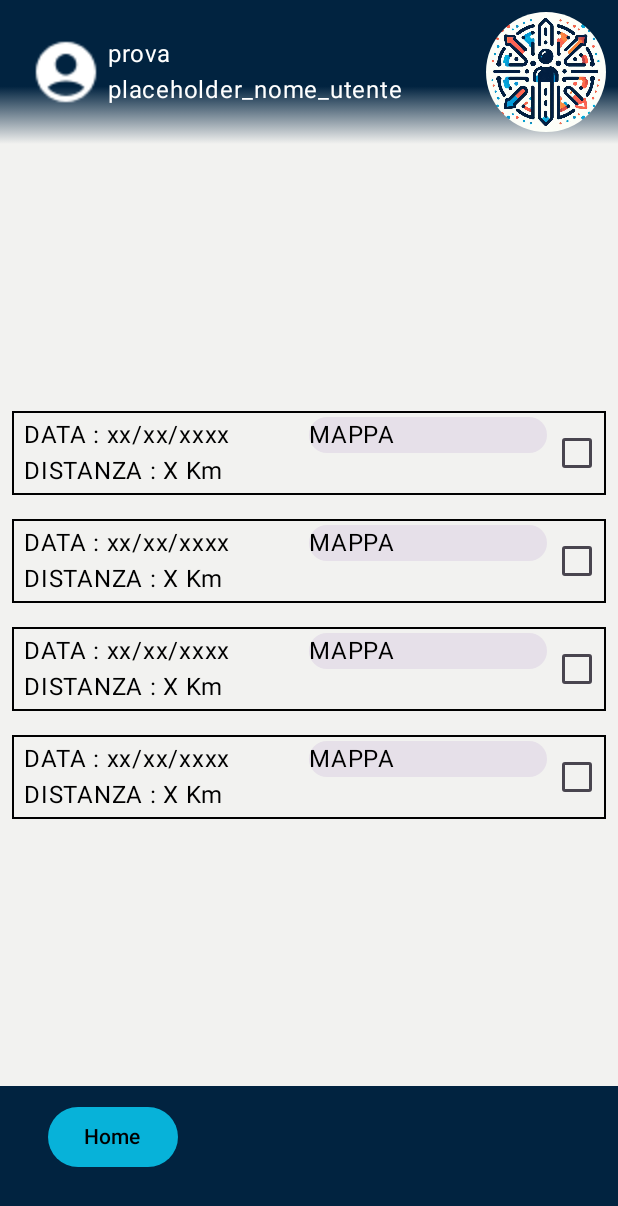
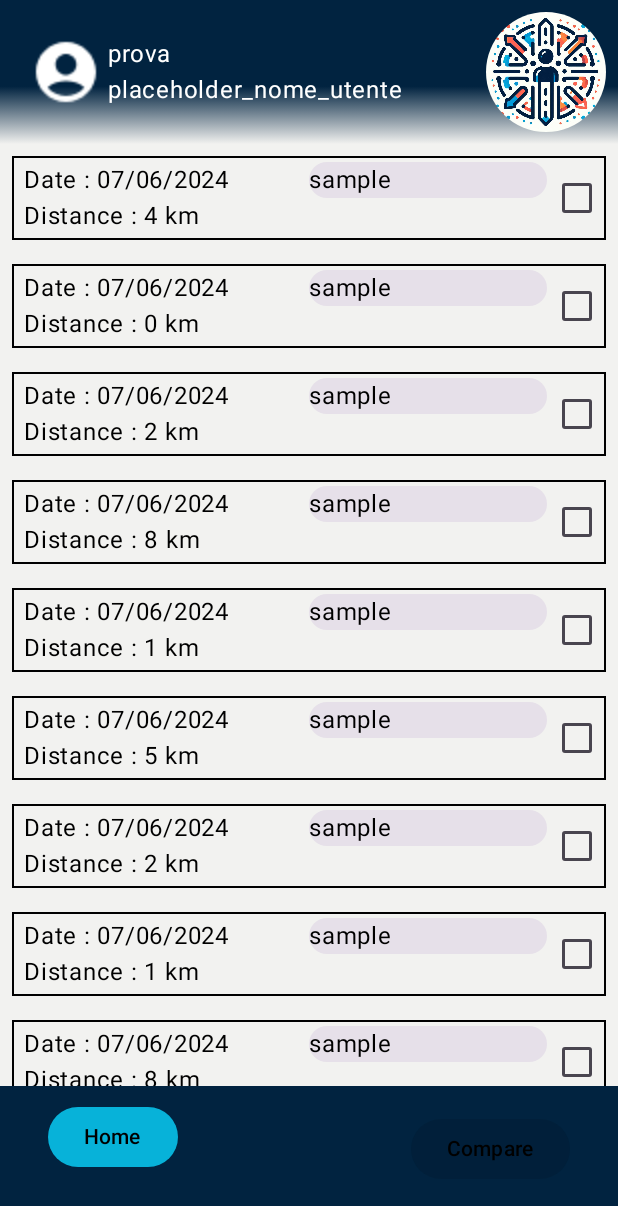
Before and after one commit to Luca-Bartoletti/ProgMob_23_24, an Android app built with Jetpack Compose: the HistoryScreen screen opened through its navigation route, on a phone screen of 412 x 824 dp. Shown: the top 1206 px of the screen. Run offline under Robolectric (Android 15) with nearby library versions, the light colour scheme and no system bars.

Commit message:
implementato primo View Model per lo storico dei percorsi con mockup relativo della schermata

```diff
--- a/app/src/main/AndroidManifest.xml
+++ b/app/src/main/AndroidManifest.xml
@@ -15,7 +15,6 @@
         <activity
             android:name=".MainActivity"
             android:exported="true"
-            android:label="@string/app_name"
             android:theme="@style/Theme.BetterPath">
             <intent-filter>
                 <action android:name="android.intent.action.MAIN" />
--- a/app/src/main/java/com/example/betterpath/MainActivity.kt
+++ b/app/src/main/java/com/example/betterpath/MainActivity.kt
@@ -1,30 +1,29 @@
 package com.example.betterpath
 
+import android.annotation.SuppressLint
+import android.content.pm.ActivityInfo
 import android.os.Bundle
 import androidx.activity.ComponentActivity
 import androidx.activity.compose.setContent
 import androidx.activity.enableEdgeToEdge
+import androidx.activity.viewModels
 import androidx.compose.runtime.Composable
 import androidx.compose.ui.tooling.preview.Preview
 import com.example.betterpath.composables.AppNavigation
 import com.example.betterpath.ui.theme.BetterPathTheme
+import com.example.betterpath.viewModel.HistoryViewModel
 
 class MainActivity : ComponentActivity() {
+    @SuppressLint("SourceLockedOrientationActivity")
     override fun onCreate(savedInstanceState: Bundle?) {
         super.onCreate(savedInstanceState)
         enableEdgeToEdge()
         setContent {
+            this.requestedOrientation = ActivityInfo.SCREEN_ORIENTATION_PORTRAIT
             BetterPathTheme(darkTheme = false) {
-                    AppNavigation()
+                val historyViewModel : HistoryViewModel by viewModels()
+                    AppNavigation(historyViewModel)
             }
         }
     }
 }
-
-@Preview(showBackground = true)
-@Composable
-fun GreetingPreview() {
-    BetterPathTheme {
-        AppNavigation()
-    }
-}
--- a/app/src/main/java/com/example/betterpath/composables/AppNavigation.kt
+++ b/app/src/main/java/com/example/betterpath/composables/AppNavigation.kt
@@ -6,9 +6,10 @@ import androidx.navigation.compose.NavHost
 import androidx.navigation.compose.composable
 import androidx.navigation.compose.navigation
 import androidx.navigation.compose.rememberNavController
+import com.example.betterpath.viewModel.HistoryViewModel
 
 @Composable
-fun AppNavigation(){
+fun AppNavigation(historyModelView: HistoryViewModel){
     val navController  = rememberNavController()
 
     NavHost(navController = navController, startDestination = "loginRoute"){
@@ -16,8 +17,8 @@ fun AppNavigation(){
             composable("loginScreen") {LoginScreen(navController)}
         }
         navigation(startDestination = "mainScreen", route = "mainRoute") {
-            composable("mainScreen") {HomeScreen(navController)}
-            composable("historyScreen") {HistoryScreen(navController)}
+            composable("mainScreen") {HomeScreen(navController, historyModelView)}
+            composable("historyScreen") {HistoryScreen(navController, historyModelView)}
         }
     }
 }
--- a/app/src/main/java/com/example/betterpath/composables/Footer.kt
+++ b/app/src/main/java/com/example/betterpath/composables/Footer.kt
@@ -2,14 +2,12 @@ package com.example.betterpath.composables
 
 import android.content.Context
 import androidx.compose.foundation.background
-import androidx.compose.foundation.border
 import androidx.compose.foundation.layout.Arrangement
 import androidx.compose.foundation.layout.Column
 import androidx.compose.foundation.layout.Row
 import androidx.compose.foundation.layout.fillMaxWidth
 import androidx.compose.foundation.layout.height
 import androidx.compose.foundation.layout.padding
-import androidx.compose.foundation.shape.RoundedCornerShape
 import androidx.compose.material3.Button
 import androidx.compose.material3.ButtonDefaults
 import androidx.compose.material3.MaterialTheme
@@ -18,22 +16,25 @@ import androidx.compose.runtime.Composable
 import androidx.compose.ui.Alignment
 import androidx.compose.ui.Modifier
 import androidx.compose.ui.graphics.Brush
-import androidx.compose.ui.graphics.Color
 import androidx.compose.ui.platform.LocalContext
+import androidx.compose.ui.res.stringResource
 import androidx.compose.ui.tooling.preview.Preview
 import androidx.compose.ui.unit.dp
 import androidx.navigation.NavController
 import com.example.betterpath.R
+import com.example.betterpath.viewModel.HistoryViewModel
 
 @Composable
-fun Footer(navController: NavController? = null, context: Context = LocalContext.current,
-           homeButton : Boolean = true, historyButton : Boolean = true){
+fun Footer(navController: NavController? = null, context: Context = LocalContext.current, viewModel: HistoryViewModel? = null,
+           homeButton : Boolean = false, historyButton : Boolean = false, compareButton: Boolean = false){
     val brush = Brush.verticalGradient(
         colorStops = arrayOf(
             0.0f to MaterialTheme.colorScheme.background,
             0.00f to MaterialTheme.colorScheme.tertiary, //0.20f
         )
     )
+
+    val isCompareButtonEnabled = viewModel?.enableCompareButton?.value ?: false
     Row (
         modifier = Modifier
             .background(brush)
@@ -77,6 +78,20 @@ fun Footer(navController: NavController? = null, context: Context = LocalContext
                         color = MaterialTheme.colorScheme.onPrimary
                     )
                 }
+            } else if(compareButton){
+                Button(
+                    onClick = {
+                        //TODO
+                    },
+                    enabled = isCompareButtonEnabled,
+                    modifier = Modifier.padding(end = 32.dp, bottom = 16.dp),
+                    colors = ButtonDefaults.buttonColors(MaterialTheme.colorScheme.primary)
+                ) {
+                    Text(
+                        text = stringResource(R.string.compare),
+                        color = MaterialTheme.colorScheme.onPrimary
+                    )
+                }
             }
         }
 
@@ -86,5 +101,5 @@ fun Footer(navController: NavController? = null, context: Context = LocalContext
 @Preview(showBackground = true)
 @Composable
 fun FooterPreview() {
-    Footer()
+    Footer(homeButton = true, historyButton = true)
 }
--- a/app/src/main/java/com/example/betterpath/composables/HistoryScreen.kt
+++ b/app/src/main/java/com/example/betterpath/composables/HistoryScreen.kt
@@ -9,65 +9,60 @@ import androidx.compose.foundation.layout.Row
 import androidx.compose.foundation.layout.fillMaxSize
 import androidx.compose.foundation.layout.fillMaxWidth
 import androidx.compose.foundation.layout.padding
-import androidx.compose.foundation.rememberScrollState
+import androidx.compose.foundation.lazy.LazyColumn
 import androidx.compose.foundation.selection.selectableGroup
-import androidx.compose.foundation.verticalScroll
 import androidx.compose.material3.Card
 import androidx.compose.material3.Checkbox
 import androidx.compose.material3.MaterialTheme
 import androidx.compose.material3.Scaffold
 import androidx.compose.material3.Text
 import androidx.compose.runtime.Composable
-import androidx.compose.runtime.MutableState
-import androidx.compose.runtime.mutableIntStateOf
+import androidx.compose.runtime.collectAsState
 import androidx.compose.runtime.mutableStateOf
 import androidx.compose.runtime.remember
 import androidx.compose.ui.Alignment
 import androidx.compose.ui.Modifier
+import androidx.compose.ui.res.stringResource
 import androidx.compose.ui.tooling.preview.Preview
 import androidx.compose.ui.unit.dp
 import androidx.navigation.NavController
+import com.example.betterpath.R
+import com.example.betterpath.viewModel.HistoryViewModel
 
 @Composable
-fun HistoryScreen(navController: NavController? = null) {
+fun HistoryScreen(navController: NavController? = null, viewModel: HistoryViewModel? = null) {
 
     Scaffold(
         topBar = { Header() },
-        bottomBar = { Footer(navController = navController, historyButton = false) },
+        bottomBar = { Footer(navController = navController, homeButton = true, compareButton = true, viewModel = viewModel) },
 
         ) { innerPadding ->
-        HistoryContent(innerPadding)
+        HistoryContent(innerPadding, viewModel)
     }
 
 }
 @Composable
-fun HistoryContent(innerPadding: PaddingValues){
-    Column(
+fun HistoryContent(innerPadding: PaddingValues, viewModel: HistoryViewModel?){
+    val pathInfo = viewModel?.historyItem?.collectAsState()
+    LazyColumn(
         modifier = Modifier
             .selectableGroup()
-            .fillMaxSize()
+            .fillMaxWidth()
             .background(MaterialTheme.colorScheme.background)
-            .padding(innerPadding)
-            .verticalScroll(rememberScrollState()),
+            .padding(innerPadding),
         verticalArrangement = Arrangement.Center,
         horizontalAlignment = Alignment.CenterHorizontally
     ) {
-        val checkedBox = remember {
-            mutableStateOf(arrayOf(-1,-1))
+        items(pathInfo?.value?.size ?: 0){ index ->
+            val path = pathInfo?.value?.get(index)
+            InfoRow(id = path!!.id, viewModel = viewModel, distance = path.distance, data = path.date, pathInfo = path.pathInfo)
         }
-        val numberOfChecked = remember {
-            mutableIntStateOf(0)
-        }
-        for(i in 0..3)
-            InfoRow(i,numberOfChecked, checkedBox)
-
     }
 }
 
 
 @Composable
-fun InfoRow(id:Int, numberOfChecked: MutableState<Int>
-            , checkedBox: MutableState<Array<Int>>){
+fun InfoRow(id:Int, viewModel: HistoryViewModel?, distance: Int, data: String, pathInfo: String){
     Row (
         modifier = Modifier
             .padding(8.dp)
@@ -84,8 +79,8 @@ fun InfoRow(id:Int, numberOfChecked: MutableState<Int>
             verticalArrangement = Arrangement.Center,
             horizontalAlignment = Alignment.Start
         ) {
-            Text(text = "DATA : xx/xx/xxxx")
-            Text(text = "DISTANZA : X Km")
+            Text(text = stringResource(R.string.path_info_date) + " : $data")
+            Text(text = stringResource(R.string.path_info_distance) + " : $distance km")
         }
 
         Column(
@@ -100,7 +95,7 @@ fun InfoRow(id:Int, numberOfChecked: MutableState<Int>
                 modifier = Modifier
                     .fillMaxSize()
             ) {
-                Text(text = "MAPPA")
+                Text(text = pathInfo)
             }
         }
 
@@ -113,38 +108,10 @@ fun InfoRow(id:Int, numberOfChecked: MutableState<Int>
             val isChecked = remember {
                 mutableStateOf(false)
             }
-            /**
-             * Blocco di codice che verifica se sia possibile selezionare l'elemento della lista
-             * aggiornando i valori di numberOfChecked e checkedBox in base al valore di isChecked.
-             * TODO: spostare nel model(?)
-             */
             Checkbox(
                 checked = isChecked.value,
                 onCheckedChange = {
-                    println(it)
-                    if(it && numberOfChecked.value < 2) {
-                        isChecked.value = true
-                        checkedBox.value[numberOfChecked.value] = id
-                        numberOfChecked.value++
-                        println(""+checkedBox.value[0] +" "+ checkedBox.value[1])
-                    }
-                    if (!it && numberOfChecked.value == 1){
-                        isChecked.value = false
-                        checkedBox.value[0] = -1
-                        numberOfChecked.value--
-                        println(""+checkedBox.value[0] +" "+ checkedBox.value[1])
-                    }
-                    if (!it && numberOfChecked.value == 2){
-                        isChecked.value = false
-                        if(checkedBox.value[1] == id) {
-                            checkedBox.value[1] = -1
-                        } else{
-                            checkedBox.value[0] = checkedBox.value[1]
-                            checkedBox.value[1] = -1
-                        }
-                        numberOfChecked.value--
-                        println(""+checkedBox.value[0] +" "+ checkedBox.value[1])
-                    }
+                    isChecked.value = viewModel?.updateCheckedBox(id, it) ?: false
                 })
         }
     }
--- a/app/src/main/java/com/example/betterpath/composables/HomeScreen.kt
+++ b/app/src/main/java/com/example/betterpath/composables/HomeScreen.kt
@@ -29,13 +29,14 @@ import androidx.compose.ui.Modifier
 import androidx.compose.ui.tooling.preview.Preview
 import androidx.compose.ui.unit.dp
 import androidx.navigation.NavController
+import com.example.betterpath.viewModel.HistoryViewModel
 
 @Composable
-fun HomeScreen(navController: NavController? = null) {
+fun HomeScreen(navController: NavController? = null, historyViewModel : HistoryViewModel? = null) {
     var isTracking by remember { mutableIntStateOf(0) }
     Scaffold(
         topBar = { Header() },
-        bottomBar = { Footer(navController = navController, homeButton = false) },
+        bottomBar = { Footer(navController = navController, historyButton = true, viewModel = historyViewModel) },
         floatingActionButton = {
             LargeFloatingActionButton(
                 onClick = { isTracking = (isTracking + 1) % 2 },
--- a/app/src/main/java/com/example/betterpath/composables/LoginForm.kt
+++ b/app/src/main/java/com/example/betterpath/composables/LoginForm.kt
@@ -12,6 +12,7 @@ import androidx.compose.runtime.saveable.rememberSaveable
 import androidx.compose.runtime.setValue
 import androidx.compose.ui.text.input.KeyboardType
 import androidx.compose.ui.text.input.PasswordVisualTransformation
+import androidx.compose.ui.tooling.preview.Preview
 
 
 @Composable
--- a/app/src/main/java/com/example/betterpath/composables/LoginScreen.kt
+++ b/app/src/main/java/com/example/betterpath/composables/LoginScreen.kt
@@ -3,7 +3,6 @@ package com.example.betterpath.composables
 import androidx.compose.foundation.background
 import androidx.compose.foundation.layout.Arrangement
 import androidx.compose.foundation.layout.Column
-import androidx.compose.foundation.layout.Row
 import androidx.compose.foundation.layout.Spacer
 import androidx.compose.foundation.layout.fillMaxSize
 import androidx.compose.foundation.layout.fillMaxWidth
@@ -17,6 +16,7 @@ import androidx.compose.runtime.Composable
 import androidx.compose.ui.Alignment
 import androidx.compose.ui.Modifier
 import androidx.compose.ui.platform.LocalContext
+import androidx.compose.ui.res.stringResource
 import androidx.compose.ui.tooling.preview.Preview
 import androidx.compose.ui.unit.dp
 import androidx.navigation.NavController
@@ -32,68 +32,67 @@ fun LoginScreen(navController: NavController){
         Column (
             verticalArrangement = Arrangement.Center,
             horizontalAlignment = Alignment.CenterHorizontally,
-            modifier = Modifier.fillMaxSize()
+            modifier = Modifier
+                .fillMaxSize()
+                .padding(horizontal = 64.dp)
         ){
-            Row {
-                LoginForm()
-            }
-            Spacer(modifier = Modifier.height(16.dp))
-            Row(
-                horizontalArrangement = Arrangement.SpaceBetween,
-                modifier = Modifier
-                    .fillMaxWidth()
-            ) {
+
             Button(
                 onClick = {
-                        //navController.navigate("mainRoute")
-                    },
-                    modifier = Modifier
-                        .padding(start = 64.dp),
-                    colors = ButtonDefaults.buttonColors(MaterialTheme.colorScheme.primary)
-                ){
-                    Text(text = context.getString(R.string.registration_button))
-                }
-                Button(
-                    onClick = {
-                              // TODO implementare il controllo di username e password
-                              navController.navigate("mainRoute"){
-                                  popUpTo("loginRoute"){
+                    // TODO implementare API Google
+                    navController.navigate("mainRoute") {
+                        popUpTo("loginRoute") {
                             inclusive = true
                         }
                     }
                 },
-                    modifier = Modifier
-                        .padding(end = 64.dp),
+                modifier = Modifier.fillMaxWidth(),
                 colors = ButtonDefaults.buttonColors(MaterialTheme.colorScheme.primary)
+            ) {
+                Text(
+                    color = MaterialTheme.colorScheme.onPrimary,
+                    text = context.getString(R.string.login_with_google)
+                )
+            }
 
-                ) {
-                    Text(text = context.getString(R.string.login_button))
-                }
-            }
+
             Spacer(modifier = Modifier.height(16.dp))
-            Row(
-                horizontalArrangement = Arrangement.Center
-            ){
+
+
             Text(
                 color = MaterialTheme.colorScheme.onBackground,
                 text = context.getString(R.string.or_string)
             )
-            }
+
+
             Spacer(modifier = Modifier.height(16.dp))
-            Row(
-                horizontalArrangement = Arrangement.Center,
-                modifier = Modifier.padding(horizontal = 16.dp)
-            ) {
+
             Button(
                 onClick = {
-                        // TODO implementare API Google
-                    },
-                    modifier = Modifier.fillMaxWidth(),
-                    colors = ButtonDefaults.buttonColors(MaterialTheme.colorScheme.primary)
-                ){
-                    Text(text = context.getString(R.string.login_with_google))
+                    // TODO implementare il controllo di username e password
+                    navController.navigate("mainRoute") {
+                        popUpTo("loginRoute") {
+                            inclusive = true
                         }
                     }
+                },
+                colors = ButtonDefaults.buttonColors(MaterialTheme.colorScheme.primary),
+                modifier = Modifier.fillMaxWidth()
+
+            ) {
+                Text(
+                    color = MaterialTheme.colorScheme.onPrimary,
+                    text = context.getString(R.string.login_offline_button)
+                )
+            }
+
+            Spacer(modifier = Modifier.height(16.dp))
+
+            Text(
+                color = MaterialTheme.colorScheme.onBackground,
+                text = stringResource(R.string.offline_note)
+            )
+
         }
     }
 
--- /dev/null
+++ b/app/src/main/java/com/example/betterpath/data/PathHistory.kt
@@ -0,0 +1,5 @@
+package com.example.betterpath.data
+
+import java.util.Date
+
+data class PathHistory(val id: Int, val distance: Int, val date: String, val pathInfo: String)
--- /dev/null
+++ b/app/src/main/java/com/example/betterpath/repository/HistoryRepository.kt
@@ -0,0 +1,29 @@
+package com.example.betterpath.repository
+
+import com.example.betterpath.data.PathHistory
+import java.text.SimpleDateFormat
+import java.util.Date
+import java.util.Locale
+import kotlin.random.Random
+
+class HistoryRepository {
+
+    fun getSamplePath() : List<PathHistory>{
+        return listOf(
+            PathHistory(0, Random.nextInt(10), extractDate(Date()),"sample"),
+            PathHistory(1, Random.nextInt(10), extractDate(Date()),"sample"),
+            PathHistory(2, Random.nextInt(10), extractDate(Date()),"sample"),
+            PathHistory(3, Random.nextInt(10), extractDate(Date()),"sample"),
+            PathHistory(4, Random.nextInt(10), extractDate(Date()),"sample"),
+            PathHistory(5, Random.nextInt(10), extractDate(Date()),"sample"),
+            PathHistory(6, Random.nextInt(10), extractDate(Date()),"sample"),
+            PathHistory(7, Random.nextInt(10), extractDate(Date()),"sample"),
+            PathHistory(8, Random.nextInt(10), extractDate(Date()),"sample"),
+        )
+    }
+
+    fun extractDate(date: Date?): String {
+        val dateFormat = SimpleDateFormat("dd/MM/yyyy", Locale.getDefault(Locale.Category.FORMAT))
+        return dateFormat.format(date)
+    }
+}
--- /dev/null
+++ b/app/src/main/java/com/example/betterpath/viewModel/HistoryViewModel.kt
@@ -0,0 +1,87 @@
+package com.example.betterpath.viewModel
+
+import androidx.compose.runtime.mutableIntStateOf
+import androidx.compose.runtime.mutableStateOf
+import androidx.compose.runtime.remember
+import androidx.lifecycle.ViewModel
+import androidx.lifecycle.viewModelScope
+import com.example.betterpath.data.PathHistory
+import com.example.betterpath.repository.HistoryRepository
+import kotlinx.coroutines.flow.MutableStateFlow
+import kotlinx.coroutines.launch
+
+class HistoryViewModel : ViewModel() {
+    private var checkedBox = mutableStateOf(arrayOf(-1,-1))
+    private var numberOfChecked = mutableIntStateOf(0)
+    var enableCompareButton = mutableStateOf(false)
+        private set
+
+    val historyRepository : HistoryRepository = HistoryRepository()
+    var historyItem = MutableStateFlow<List<PathHistory>>(emptyList())
+        private set
+
+    init {
+        viewModelScope.launch {
+            historyItem.value = historyRepository.getSamplePath()
+        }
+    }
+
+    fun updateCheckedBox(index: Int, value: Boolean) : Boolean {
+        var result = false
+        println(value)
+        if(value && numberOfChecked.intValue < 2) {
+            result = true
+            checkedBox.value[numberOfChecked.intValue] = index
+            numberOfChecked.intValue++
+            println(""+checkedBox.value[0] +" "+ checkedBox.value[1])
+        }
+        if (!value && numberOfChecked.intValue == 1){
+           //result = false
+            checkedBox.value[0] = -1
+            numberOfChecked.intValue--
+            println(""+checkedBox.value[0] +" "+ checkedBox.value[1])
+        }
+        if (!value && numberOfChecked.intValue == 2){
+            //result = false
+            if(checkedBox.value[1] == index) {
+                checkedBox.value[1] = -1
+            } else{
+                checkedBox.value[0] = checkedBox.value[1]
+                checkedBox.value[1] = -1
+            }
+            numberOfChecked.intValue--
+            println(""+checkedBox.value[0] +" "+ checkedBox.value[1])
+        }
+
+        if(numberOfChecked.intValue == 2)
+            enableCompareButton.value = true
+        else
+            enableCompareButton.value = false
+
+        return result
+    }
+
+}
+
+/*
+ var celestialBodies = MutableStateFlow<List<CelestialBody>>(emptyList())
+        private set
+    val selectedCelestialBody = MutableStateFlow<CelestialBody?>(null)
+
+    val repository: SpaceRepository = SpaceRepository()
+
+    init {
+        viewModelScope.launch {
+            celestialBodies.value = repository.getCelestialBodies()
+        }
+    }
+
+
+    fun fetchCelestialBodyById(id: Int) = viewModelScope.launch {
+        delay(1000)
+
+        val body = celestialBodies.value.find { it.id == id }
+
+        selectedCelestialBody.value = body
+    }
+ */
--- a/app/src/main/res/values/strings.xml
+++ b/app/src/main/res/values/strings.xml
@@ -1,10 +1,14 @@
 <resources>
     <string name="app_name">BETTER PATH</string>
-    <string name="login_button">Login</string>
+    <string name="login_offline_button">Continue offline</string>
     <string name="application_logo">application logo</string>
     <string name="registration_button">Register</string>
     <string name="or_string">or</string>
     <string name="login_with_google">Login with Google</string>
     <string name="history">History</string>
     <string name="home">Home</string>
+    <string name="offline_note">If you chose to proceed offline you will be abel to login with your Google account every time in the future. This choice will not affect your experience with the app.</string>
+    <string name="compare">Compare</string>
+    <string name="path_info_date">Date</string>
+    <string name="path_info_distance">Distance</string>
 </resources>
```
Also changed, not shown: 1 other file. Lines whose indentation alone changed are shown as unchanged.
